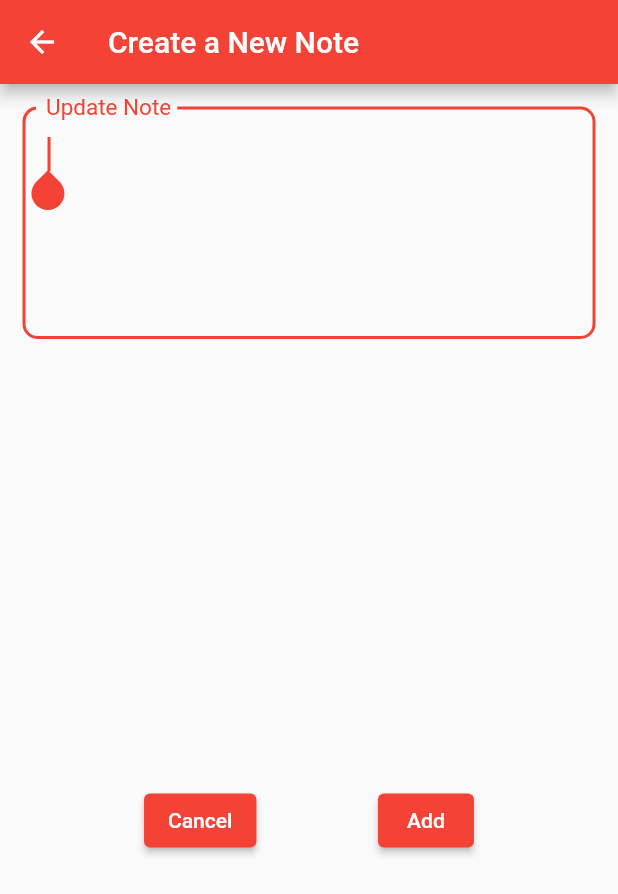
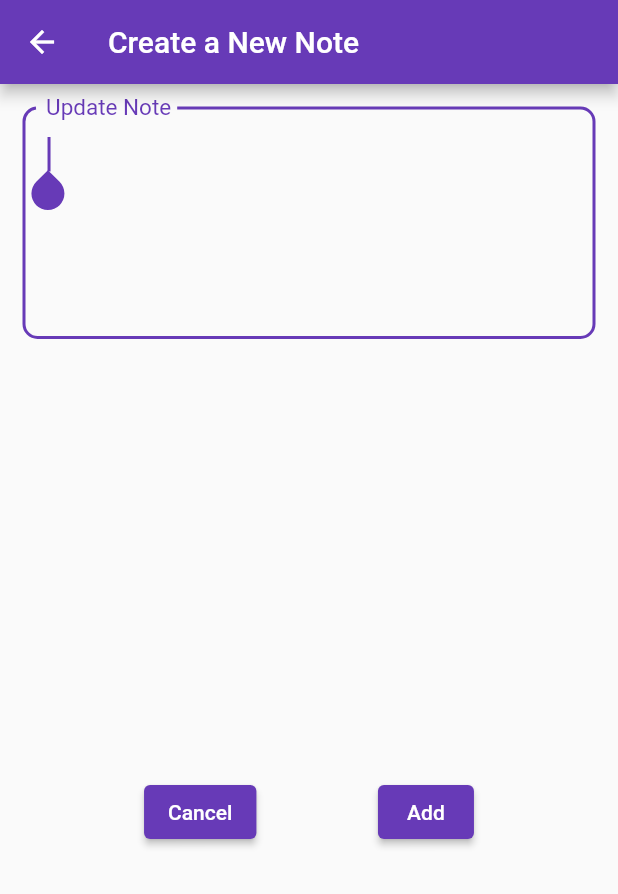
Before and after one commit to mohdasif690/todo_app, a Flutter app: the screen it shows after launch, after a tap on the "add" icon, on a phone screen of 412 x 824 dp. Shown: the top 894 px of the screen. Run offline on Flutter 3.47's test engine with Material 2 defaults, Android fonts, the phone set to English and light mode, and no system bars; our stand-ins replace get, get_storage.

Commit message:
changes done

```diff
--- a/lib/main.dart
+++ b/lib/main.dart
@@ -17,7 +17,7 @@ class MyApp extends StatelessWidget {
       debugShowCheckedModeBanner: false,
       title: 'Flutter Demo',
       theme: ThemeData(
-        primarySwatch: Colors.red,
+        primarySwatch: Colors.deepPurple,
         visualDensity: VisualDensity.adaptivePlatformDensity,
       ),
       home: const NoteList(),
--- a/lib/screens/my_note.dart
+++ b/lib/screens/my_note.dart
@@ -31,9 +31,9 @@ class MyNote extends StatelessWidget {
               padding: const EdgeInsets.all(15),
               // ignore: sized_box_for_whitespace
               child: Container(
-                height: 500,
+                height: MediaQuery.of(context).size.height * 0.6,
                 child: Column(
-                  mainAxisAlignment: MainAxisAlignment.center,
+                  mainAxisAlignment: MainAxisAlignment.spaceBetween,
                   crossAxisAlignment: CrossAxisAlignment.center,
                   children: <Widget>[
                     Expanded(
```
